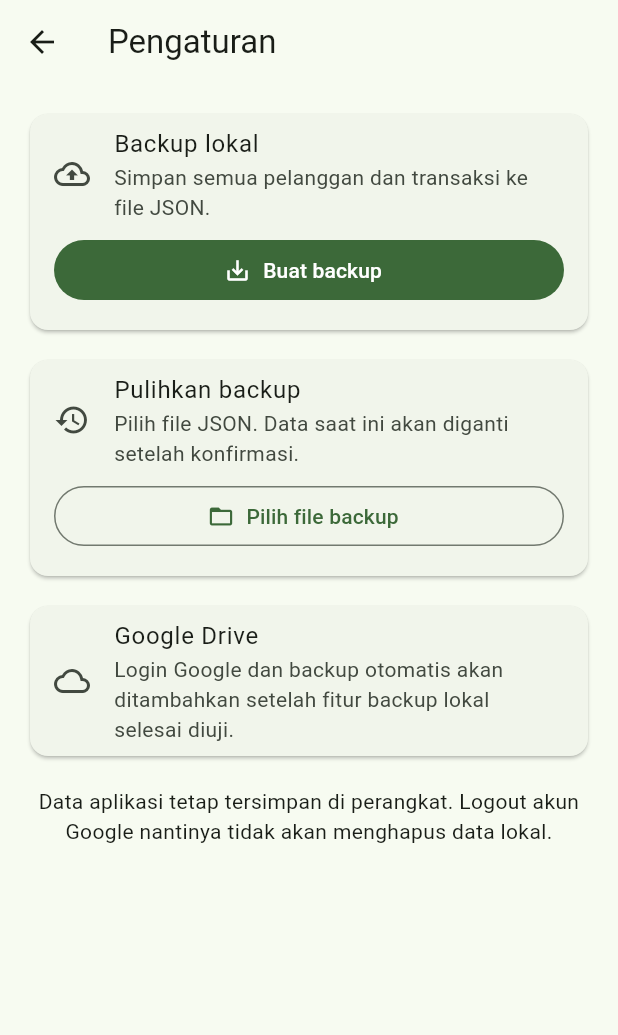
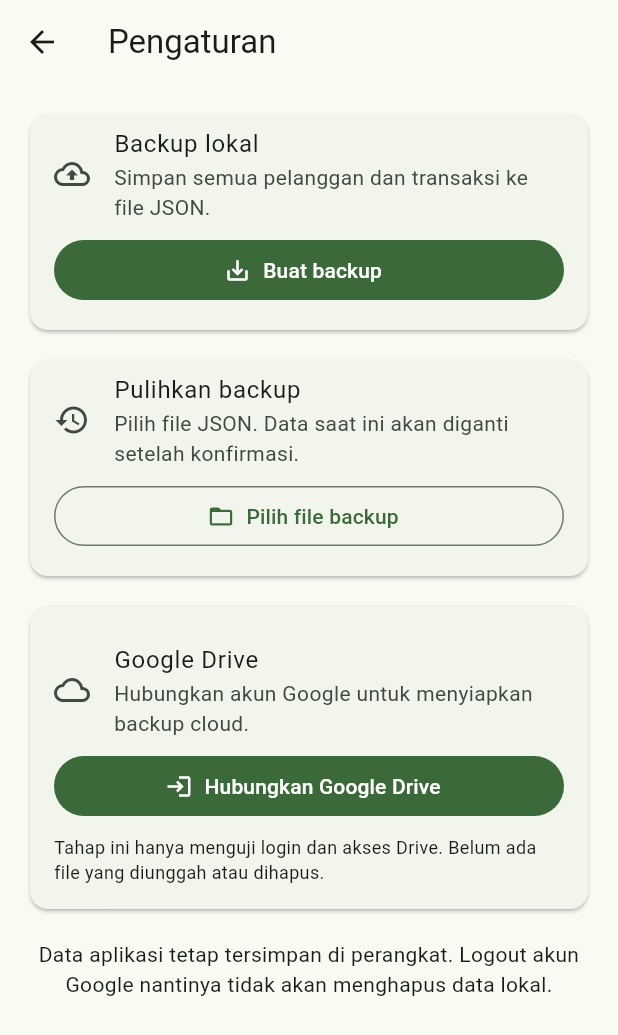
Before and after one commit to bralingmas7/buku, a Flutter app: the SettingsScreen screen opened directly, on a phone screen of 412 x 824 dp. Shown: the top 1035 px of the screen. Run offline on Flutter 3.47's test engine with Material 3 defaults, Android fonts, the phone set to English and light mode, and no system bars; our stand-ins replace file_picker, google_sign_in, sqflite; missing offline and left inert: extension_google_sign_in_as_googleapis_auth, googleapis; accounts and stored records are empty.

Commit message:
Add optional Google Drive sign-in

```diff
--- a/lib/screens/settings_screen.dart
+++ b/lib/screens/settings_screen.dart
@@ -5,6 +5,7 @@ import 'package:file_picker/file_picker.dart';
 import 'package:flutter/material.dart';
 
 import '../db.dart';
+import '../services/google_drive_service.dart';
 
 class SettingsScreen extends StatefulWidget {
   const SettingsScreen({super.key});
@@ -15,6 +16,60 @@ class SettingsScreen extends StatefulWidget {
 
 class _SettingsScreenState extends State<SettingsScreen> {
   bool _busy = false;
+  String? _googleEmail;
+
+  Future<void> _connectGoogle() async {
+    if (_busy) return;
+    setState(() => _busy = true);
+
+    try {
+      final email =
+          await GoogleDriveService.instance.connectAndTest();
+
+      if (!mounted) return;
+      setState(() => _googleEmail = email);
+      _message('Google Drive berhasil terhubung: $email');
+    } catch (e) {
+      _message('Koneksi Google gagal: $e');
+    } finally {
+      if (mounted) setState(() => _busy = false);
+    }
+  }
+
+  Future<void> _switchGoogle() async {
+    if (_busy) return;
+    setState(() => _busy = true);
+
+    try {
+      final email =
+          await GoogleDriveService.instance.switchAccount();
+
+      if (!mounted) return;
+      setState(() => _googleEmail = email);
+      _message('Akun Google berhasil diganti: $email');
+    } catch (e) {
+      _message('Ganti akun gagal: $e');
+    } finally {
+      if (mounted) setState(() => _busy = false);
+    }
+  }
+
+  Future<void> _logoutGoogle() async {
+    if (_busy) return;
+    setState(() => _busy = true);
+
+    try {
+      await GoogleDriveService.instance.signOut();
+
+      if (!mounted) return;
+      setState(() => _googleEmail = null);
+      _message('Logout Google berhasil. Data lokal tetap aman.');
+    } catch (e) {
+      _message('Logout Google gagal: $e');
+    } finally {
+      if (mounted) setState(() => _busy = false);
+    }
+  }
 
   void _message(String message) {
     if (!mounted) return;
@@ -172,13 +227,60 @@ class _SettingsScreenState extends State<SettingsScreen> {
             ),
           ),
           const SizedBox(height: 12),
-          const Card(
-            child: ListTile(
-              leading: Icon(Icons.cloud_outlined),
-              title: Text('Google Drive'),
-              subtitle: Text(
-                'Login Google dan backup otomatis akan ditambahkan '
-                'setelah fitur backup lokal selesai diuji.',
+          Card(
+            child: Padding(
+              padding: const EdgeInsets.all(16),
+              child: Column(
+                crossAxisAlignment: CrossAxisAlignment.start,
+                children: [
+                  const ListTile(
+                    contentPadding: EdgeInsets.zero,
+                    leading: Icon(Icons.cloud_outlined),
+                    title: Text('Google Drive'),
+                    subtitle: Text(
+                      'Hubungkan akun Google untuk menyiapkan backup cloud.',
+                    ),
+                  ),
+                  if (_googleEmail != null) ...[
+                    const SizedBox(height: 8),
+                    ListTile(
+                      contentPadding: EdgeInsets.zero,
+                      leading: const Icon(Icons.account_circle_outlined),
+                      title: const Text('Akun terhubung'),
+                      subtitle: Text(_googleEmail!),
+                    ),
+                    SizedBox(
+                      width: double.infinity,
+                      child: OutlinedButton.icon(
+                        onPressed: _busy ? null : _switchGoogle,
+                        icon: const Icon(Icons.switch_account),
+                        label: const Text('Ganti akun Google'),
+                      ),
+                    ),
+                    SizedBox(
+                      width: double.infinity,
+                      child: TextButton.icon(
+                        onPressed: _busy ? null : _logoutGoogle,
+                        icon: const Icon(Icons.logout),
+                        label: const Text('Logout Google'),
+                      ),
+                    ),
+                  ] else
+                    SizedBox(
+                      width: double.infinity,
+                      child: FilledButton.icon(
+                        onPressed: _busy ? null : _connectGoogle,
+                        icon: const Icon(Icons.login),
+                        label: const Text('Hubungkan Google Drive'),
+                      ),
+                    ),
+                  const SizedBox(height: 8),
+                  const Text(
+                    'Tahap ini hanya menguji login dan akses Drive. '
+                    'Belum ada file yang diunggah atau dihapus.',
+                    style: TextStyle(fontSize: 12),
+                  ),
+                ],
               ),
             ),
           ),
--- /dev/null
+++ b/lib/services/google_drive_service.dart
@@ -0,0 +1,69 @@
+import 'package:extension_google_sign_in_as_googleapis_auth/extension_google_sign_in_as_googleapis_auth.dart';
+import 'package:google_sign_in/google_sign_in.dart';
+import 'package:googleapis/drive/v3.dart' as drive;
+
+class GoogleDriveService {
+  GoogleDriveService._();
+
+  static final GoogleDriveService instance = GoogleDriveService._();
+
+  static const String _serverClientId =
+      '83176740993-ughbfdiak2v3mq31prsfpae7pffkaku7.apps.googleusercontent.com';
+
+  static const List<String> _scopes = [
+    'https://www.googleapis.com/auth/drive.file',
+  ];
+
+  final GoogleSignIn _google = GoogleSignIn.instance;
+  Future<void>? _initialization;
+  GoogleSignInAccount? _account;
+
+  GoogleSignInAccount? get account => _account;
+
+  Future<void> initialize() {
+    return _initialization ??= _google.initialize(
+      serverClientId: _serverClientId,
+    );
+  }
+
+  Future<String> connectAndTest() async {
+    await initialize();
+
+    if (!_google.supportsAuthenticate()) {
+      throw Exception('Metode login tidak didukung pada perangkat ini.');
+    }
+
+    final account = await _google.authenticate();
+    _account = account;
+
+    final authorization =
+        await account.authorizationClient.authorizeScopes(_scopes);
+
+    final client = authorization.authClient(scopes: _scopes);
+
+    try {
+      final api = drive.DriveApi(client);
+
+      // Tes akses baca. Tidak mengubah atau menghapus file Drive.
+      await api.files.list(
+        pageSize: 1,
+        $fields: 'files(id,name)',
+      );
+    } finally {
+      client.close();
+    }
+
+    return account.email;
+  }
+
+  Future<void> signOut() async {
+    await initialize();
+    await _google.signOut();
+    _account = null;
+  }
+
+  Future<String> switchAccount() async {
+    await signOut();
+    return connectAndTest();
+  }
+}
--- a/pubspec.yaml
+++ b/pubspec.yaml
@@ -14,6 +14,11 @@ dependencies:
   url_launcher: ^6.3.0
   file_picker: ^12.3.0
 
+  google_sign_in: ^7.2.0
+  googleapis: ^19.0.0
+  extension_google_sign_in_as_googleapis_auth: ^3.0.0
+  cryptography: ^2.7.0
+
 dev_dependencies:
   flutter_test:
     sdk: flutter
```
